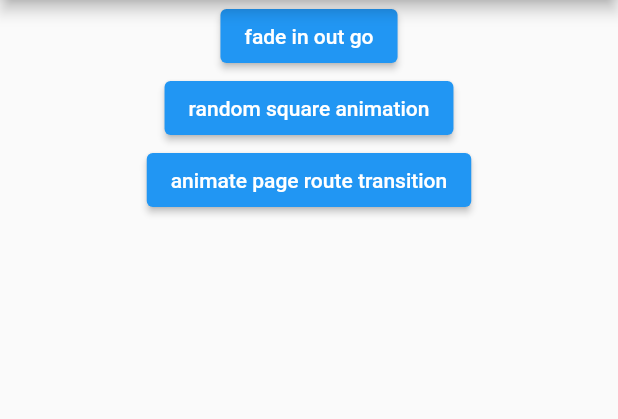
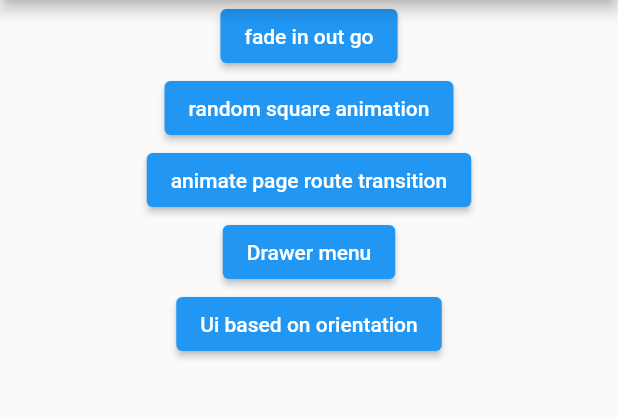
Before and after one commit to sebas-baltor/flutter_exemples, a Flutter app: the screen it shows after launch, on a phone screen of 412 x 824 dp, the part 84-503 px from its top. Run offline on Flutter 3.47's test engine with Material 2 defaults, Android fonts, the phone set to English and light mode, and no system bars.

Commit message:
first pages of design flutters coockbook

```diff
--- a/lib/main.dart
+++ b/lib/main.dart
@@ -1,6 +1,10 @@
 import 'package:examples_test/pages/animation/fade_widget_in_out.dart';
 import 'package:examples_test/pages/animation/random_square_animation.dart';
 import 'package:examples_test/pages/animation/animate_page_transition.dart';
+
+import 'package:examples_test/pages/design/drawer_menu.dart';
+import 'package:examples_test/pages/design/ui_based_orientation.dart';
+
 import 'package:flutter/material.dart';
 
 void main() {
@@ -73,6 +77,29 @@ class LinksList extends StatelessWidget {
                   );
                 },
               ),
+            ),
+            Center(
+              child: ElevatedButton(
+                child: const Text("Drawer menu") ,
+                onPressed: (){
+                  Navigator.push(context,
+                    MaterialPageRoute(builder:
+                    (context) => const DrawerMenu(title: "drawer demo"))
+                  );
+                },
+              ),
+            ),
+            Center(
+              child: ElevatedButton(
+                child: const Text("Ui based on orientation"),
+                onPressed: (){
+                  Navigator.push(context,
+                    MaterialPageRoute(builder:
+                    (context)=> const UiBasesOrientation(title: "ui based on orientation")
+                    )
+                  );
+                },
+                ),
             )
           ],
         ));
```
Also changed, not shown: lib/pages/design/drawer_menu.dart (added, +36 -0 lines), lib/pages/design/ui_based_orientation.dart (added, +29 -0 lines).
